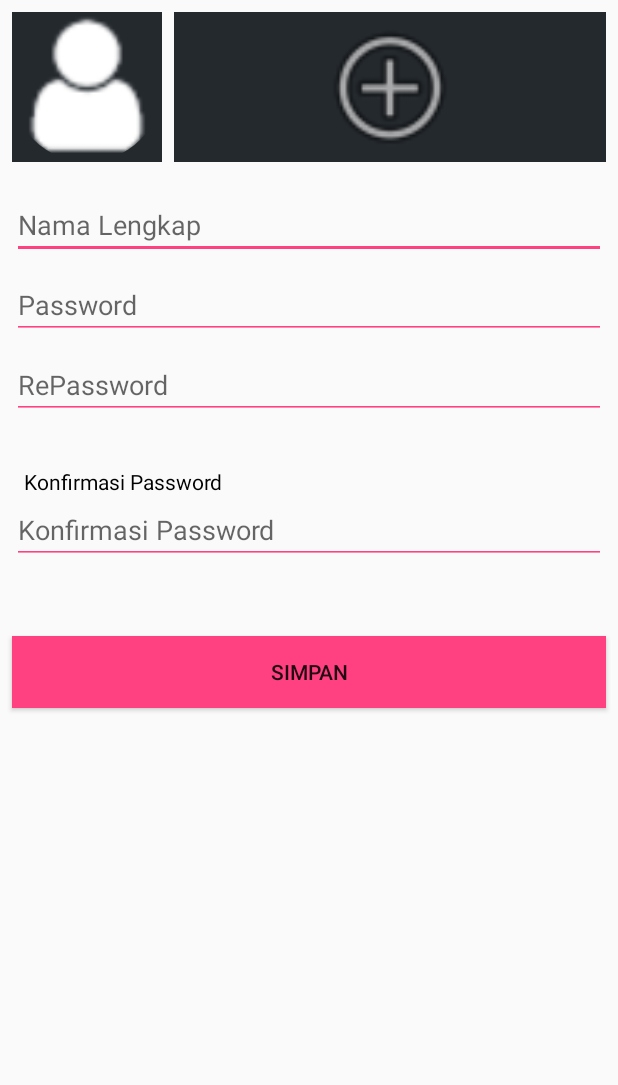
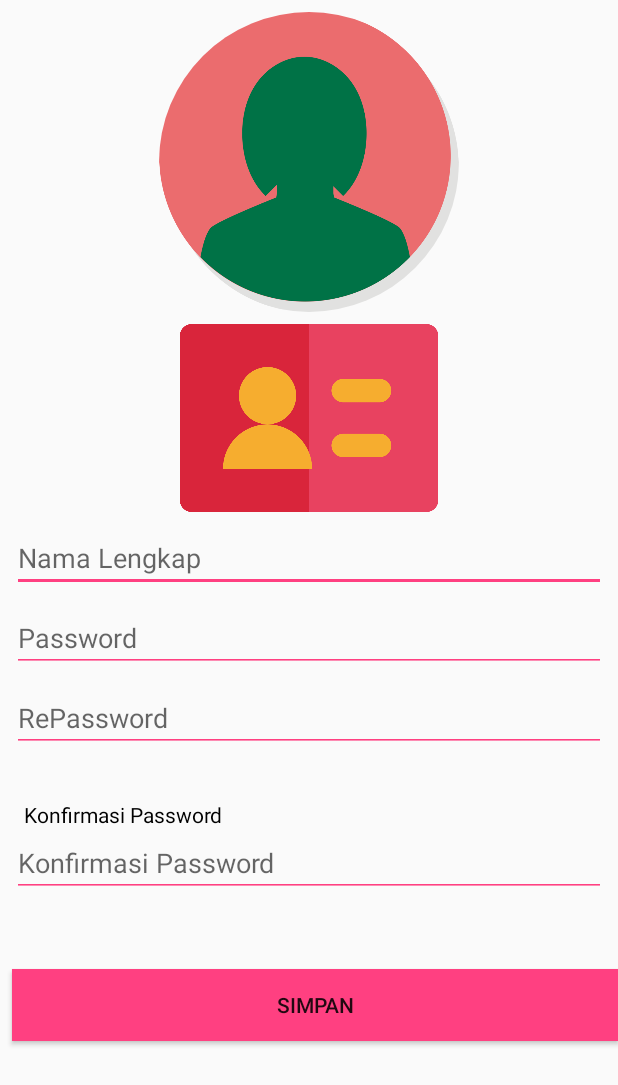
Before and after one commit to TheArKaID/Appel-Perempuan, an Android app: the Home screen opened directly, with no data from a screen before it, in the side drawer, after a tap on "Settings", on a phone screen of 412 x 824 dp. Shown: the top 1085 px of the screen. Run offline under Robolectric (Android 15) with nearby library versions, the phone set to English and light mode, and no system bars; our stand-ins replace CircleImageView, Firebase (no records; nobody signed in at launch, a user with empty details on screens opened directly); libraries missing offline, so code that uses them is left out: com.firebase.geofire; 2 statements that could not run were skipped.

Commit message:
Change default image of Profile and KTP

```diff
--- a/app/src/main/java/id/thearka/womanprotectionsystem/Home.java
+++ b/app/src/main/java/id/thearka/womanprotectionsystem/Home.java
@@ -69,6 +69,7 @@ public class Home extends Fragment implements OnMapReadyCallback,
     String userID;
     DatabaseReference user;
     DatabaseReference userInfo;
+    DatabaseReference reportRequest;
     MarkerOptions markerOptions = new MarkerOptions();
     boolean statusRequest;
     AudioManager mAudioManager;
@@ -95,6 +96,7 @@ public class Home extends Fragment implements OnMapReadyCallback,
         userID = firebaseUser != null ? firebaseUser.getUid() : null;
         user = FirebaseDatabase.getInstance().getReference().child("userHelpless");
         userInfo = FirebaseDatabase.getInstance().getReference().child("Users");
+        reportRequest = FirebaseDatabase.getInstance().getReference().child("Reported");
 
         CardView cvHelpRequest = v.findViewById(R.id.cvHelp);
 
@@ -324,6 +326,19 @@ public class Home extends Fragment implements OnMapReadyCallback,
                 new GeoFire.CompletionListener() {
                     @Override
                     public void onComplete(String key, DatabaseError error) {
+                        userInfo.child(FirebaseAuth.getInstance().getCurrentUser().getUid()).child("nama").addValueEventListener(new ValueEventListener() {
+                            @Override
+                            public void onDataChange(@NonNull DataSnapshot dataSnapshot) {
+                                reportRequest.child(FirebaseAuth.getInstance().getCurrentUser().getUid()+"-"+System.currentTimeMillis()).setValue(dataSnapshot.getValue());
+                            }
+
+                            @Override
+                            public void onCancelled(@NonNull DatabaseError databaseError) {
+
+                            }
+                        });
+
+//                        reportRequest.child(String.valueOf(System.currentTimeMillis())).setValue(FirebaseAuth.getInstance().getCurrentUser().getUid());
                         Toast.makeText(Home.this.getActivity(), "Help Requested", Toast.LENGTH_SHORT).show();
                     }
                 });
--- a/app/src/main/java/id/thearka/womanprotectionsystem/MainActivity.java
+++ b/app/src/main/java/id/thearka/womanprotectionsystem/MainActivity.java
@@ -151,7 +151,7 @@ public class MainActivity extends AppCompatActivity implements NavigationView.On
         } else if (id == R.id.nav_setting) {
             getSupportFragmentManager().beginTransaction().replace(R.id.fragmentMain, new SettingsActivity()).commit();
             navigationView.setCheckedItem(R.id.nav_setting);
-        } else if (id == R.id.nav_about) {
+//        } else if (id == R.id.nav_about) {
 
         } else if (id == R.id.nav_edu) {
             getSupportFragmentManager().beginTransaction().replace(R.id.fragmentMain, new Eduzone()).commit();
--- a/app/src/main/java/id/thearka/womanprotectionsystem/SettingsActivity.java
+++ b/app/src/main/java/id/thearka/womanprotectionsystem/SettingsActivity.java
@@ -20,8 +20,11 @@ import com.google.android.gms.tasks.Task;
 import com.google.firebase.auth.AuthCredential;
 import com.google.firebase.auth.EmailAuthProvider;
 import com.google.firebase.auth.FirebaseAuth;
+import com.google.firebase.database.DataSnapshot;
+import com.google.firebase.database.DatabaseError;
 import com.google.firebase.database.DatabaseReference;
 import com.google.firebase.database.FirebaseDatabase;
+import com.google.firebase.database.ValueEventListener;
 
 import java.util.Objects;
 
@@ -52,11 +55,22 @@ public class SettingsActivity extends Fragment {
         et_repass = v.findViewById(R.id.et_repassword);
         et_confirmpass = v.findViewById(R.id.et_konfirmPass);
         btn_simpan = v.findViewById(R.id.btn_simpan);
-        tv_infocloseup = v.findViewById(R.id.tv_infoCloseUp);
-        tv_infoktp = v.findViewById(R.id.tv_infoKtp);
 
         user = FirebaseAuth.getInstance();
         userInfo = FirebaseDatabase.getInstance().getReference().child("Users");
+
+        userInfo.child(user.getCurrentUser().getUid()).addValueEventListener(new ValueEventListener() {
+            @Override
+            public void onDataChange(@NonNull DataSnapshot dataSnapshot) {
+                et_nama.setText(dataSnapshot.child("nama").getValue().toString());
+            }
+
+            @Override
+            public void onCancelled(@NonNull DatabaseError databaseError) {
+
+            }
+        });
+
 
         btn_simpan.setOnClickListener(new View.OnClickListener() {
             @Override
--- a/app/src/main/res/layout/activity_settings.xml
+++ b/app/src/main/res/layout/activity_settings.xml
@@ -1,71 +1,52 @@
 <?xml version="1.0" encoding="utf-8"?>
-<android.support.constraint.ConstraintLayout xmlns:android="http://schemas.android.com/apk/res/android"
+<ScrollView xmlns:android="http://schemas.android.com/apk/res/android"
     xmlns:app="http://schemas.android.com/apk/res-auto"
     xmlns:tools="http://schemas.android.com/tools"
     android:layout_width="match_parent"
-    android:layout_height="match_parent"
+    android:layout_height="wrap_content"
     tools:context=".SettingsActivity">
+
+    <android.support.constraint.ConstraintLayout
+        android:layout_width="match_parent"
+        android:layout_height="wrap_content">
 
         <de.hdodenhof.circleimageview.CircleImageView
             android:id="@+id/iv_closeUp"
-        android:layout_width="100dp"
-        android:layout_height="100dp"
+            android:layout_width="200dp"
+            android:layout_height="200dp"
+            android:layout_marginStart="8dp"
             android:layout_marginTop="8dp"
             android:layout_marginEnd="8dp"
-        android:layout_marginStart="8dp"
-        android:layout_marginBottom="8dp"
-        android:src="@drawable/ic_custom_user"
-        android:background="@color/black_overlay"
+            android:src="@drawable/bg_profile"
+            app:layout_constraintEnd_toEndOf="parent"
             app:layout_constraintStart_toStartOf="parent"
-        app:layout_constraintTop_toTopOf="parent"/>
+            app:layout_constraintTop_toTopOf="parent" />
 
         <ImageView
             android:id="@+id/iv_ktp"
             android:layout_width="0dp"
-        android:layout_height="100dp"
-        android:layout_marginStart="8dp"
+            android:layout_height="125dp"
+            android:layout_marginStart="38dp"
             android:layout_marginTop="8dp"
-        android:layout_marginEnd="8dp"
-        android:layout_marginBottom="8dp"
-        android:background="@color/black_overlay"
-        android:src="@android:drawable/ic_menu_add"
+            android:layout_marginEnd="38dp"
+            android:src="@drawable/bg_ktp"
             app:layout_constraintEnd_toEndOf="parent"
-        app:layout_constraintStart_toEndOf="@+id/iv_closeUp"
-        app:layout_constraintTop_toTopOf="parent" />
-
-    <TextView
-        android:id="@+id/tv_infoCloseUp"
-        android:layout_width="100dp"
-        android:layout_height="wrap_content"
-        android:layout_marginStart="8dp"
             app:layout_constraintStart_toStartOf="parent"
-        app:layout_constraintTop_toBottomOf="@+id/iv_closeUp"
-        tools:text="MyPhoto" />
-
-    <TextView
-        android:id="@+id/tv_infoKtp"
-        android:layout_width="wrap_content"
-        android:layout_height="wrap_content"
-        android:layout_marginStart="8dp"
-        android:layout_marginEnd="8dp"
-        app:layout_constraintEnd_toEndOf="parent"
-        app:layout_constraintHorizontal_bias="0.0"
-        app:layout_constraintStart_toEndOf="@+id/tv_infoCloseUp"
-        app:layout_constraintTop_toBottomOf="@+id/iv_ktp"
-        tools:text="MyKTP" />
+            app:layout_constraintTop_toBottomOf="@+id/iv_closeUp" />
 
         <EditText
             android:id="@+id/et_nama"
             android:layout_width="match_parent"
             android:layout_height="wrap_content"
             android:layout_marginStart="8dp"
+            android:layout_marginTop="8dp"
             android:layout_marginEnd="8dp"
             android:backgroundTint="@color/colorPrimary"
             android:hint="@string/nama_lengkap"
             android:inputType="textPersonName"
             app:layout_constraintEnd_toEndOf="parent"
             app:layout_constraintStart_toStartOf="parent"
-        app:layout_constraintTop_toBottomOf="@+id/tv_infoCloseUp" />
+            app:layout_constraintTop_toBottomOf="@+id/iv_ktp" />
 
         <EditText
             android:id="@+id/et_password"
@@ -104,8 +85,8 @@
             android:layout_marginStart="8dp"
             android:layout_marginTop="32dp"
             android:layout_marginEnd="8dp"
+            android:text="@string/konfirmasi_password"
             android:textColor="@android:color/black"
-        android:text="@string/konfirmasi_password"
             app:layout_constraintEnd_toEndOf="parent"
             app:layout_constraintHorizontal_bias="0.03"
             app:layout_constraintStart_toStartOf="parent"
@@ -129,10 +110,13 @@
             android:layout_width="match_parent"
             android:layout_height="wrap_content"
             android:layout_marginStart="8dp"
-        android:layout_marginEnd="8dp"
             android:layout_marginTop="48dp"
+            android:layout_marginBottom="8dp"
+            android:background="@color/colorPrimary"
             android:text="@string/simpan"
-        android:background="@color/colorPrimary"
+            app:layout_constraintBottom_toBottomOf="parent"
             app:layout_constraintStart_toStartOf="parent"
             app:layout_constraintTop_toBottomOf="@+id/et_konfirmPass" />
     </android.support.constraint.ConstraintLayout>
+
+</ScrollView>
--- a/app/src/main/res/menu/activity_main_drawer.xml
+++ b/app/src/main/res/menu/activity_main_drawer.xml
@@ -12,10 +12,10 @@
             android:id="@+id/nav_setting"
             android:icon="@android:drawable/ic_menu_edit"
             android:title="@string/action_settings" />
-        <item
-            android:id="@+id/nav_about"
-            android:icon="@android:drawable/ic_menu_info_details"
-            android:title="@string/about" />
+        <!--<item-->
+            <!--android:id="@+id/nav_about"-->
+            <!--android:icon="@android:drawable/ic_menu_info_details"-->
+            <!--android:title="@string/about" />-->
         <item
             android:id="@+id/nav_edu"
             android:icon="@drawable/book"
```
Also changed, not shown: app/src/main/res/drawable/bg_ktp.png (added), app/src/main/res/drawable/bg_profile.png (added). Lines whose indentation alone changed are shown as unchanged.
